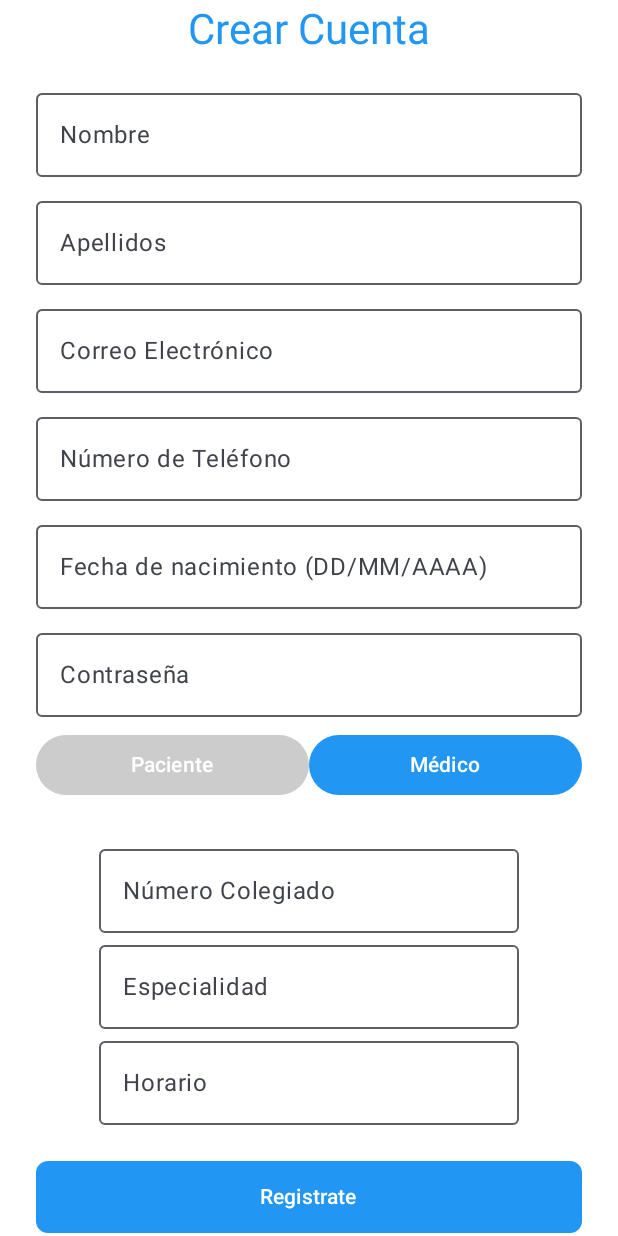
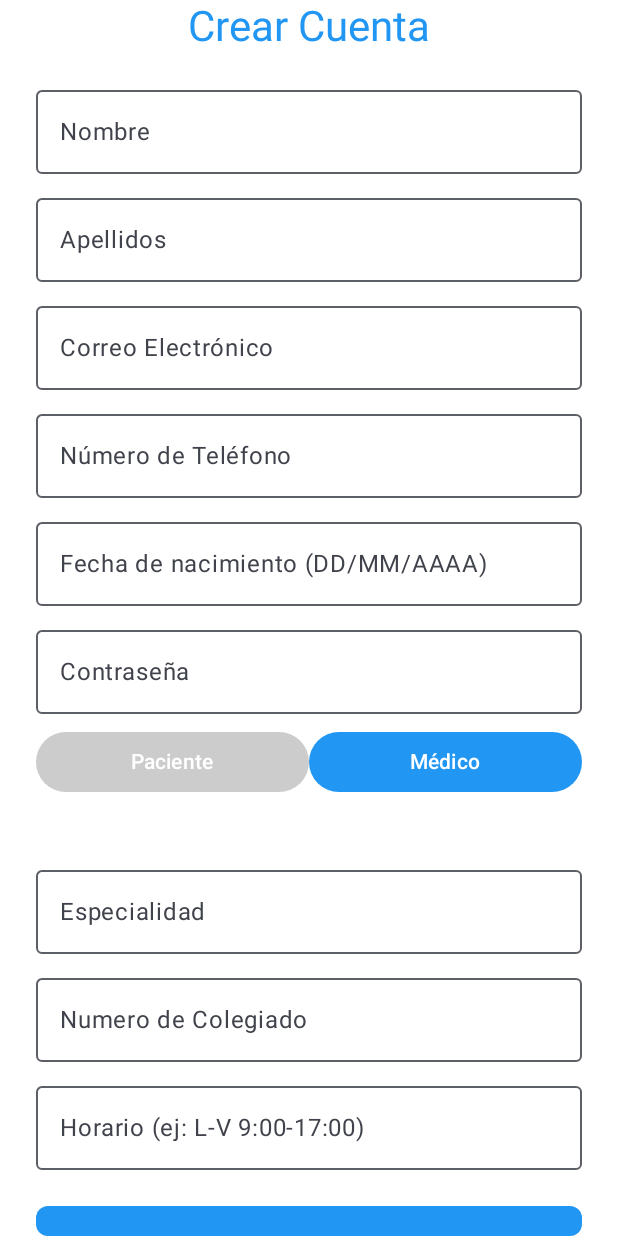
Before and after one commit to acolalc878-tech/TFG---Desarrollo-de-Aplicaciones-Multiplataforma---HealthPoint---Alejandro-Colchero, an Android app built with Jetpack Compose: the composable RegistrerScreen shown on its own in the app's theme, after a tap on "Médico", on a phone screen of 412 x 824 dp. Run offline under Robolectric (Android 15) with nearby library versions, the phone set to English and light mode, and no system bars; our stand-ins replace Firebase (no records; nobody signed in at launch, a user with empty details on screens opened directly).

```diff
--- a/app/src/main/java/com/example/healthpoint_tfg_alejandrocolcherodefinitivo/RegistrerScreen.kt
+++ b/app/src/main/java/com/example/healthpoint_tfg_alejandrocolcherodefinitivo/RegistrerScreen.kt
@@ -160,9 +160,31 @@ fun RegistrerScreen(
 
             // Campos específicos para los médicos
             if (role == "Medico") {
-                OutlinedTextField(value = numColegiado, onValueChange = { numColegiado = it }, label = { Text("Número Colegiado") })
-                OutlinedTextField(value = especialidad, onValueChange = { especialidad = it }, label = { Text("Especialidad") })
-                OutlinedTextField(value = horario, onValueChange = { horario = it }, label = { Text("Horario") })
+
+                Spacer(Modifier.height(16.dp))
+
+                OutlinedTextField(
+                    value = especialidad,
+                    onValueChange = { especialidad = it },
+                    label = { Text("Especialidad") },
+                    modifier = Modifier.fillMaxWidth()
+                )
+
+                Spacer(Modifier.height(8.dp))
+
+                OutlinedTextField(value = numColegiado,
+                    onValueChange = { numColegiado = it },
+                    label = { Text("Numero de Colegiado") },
+                    modifier = Modifier.fillMaxWidth()
+                    )
+
+                Spacer(Modifier.height(8.dp))
+
+                OutlinedTextField(value = horario,
+                    onValueChange = { horario = it },
+                    label = { Text("Horario (ej: L-V 9:00-17:00)") },
+                    modifier = Modifier.fillMaxWidth()
+                )
             }
 
             Spacer(Modifier.height(24.dp))
@@ -176,7 +198,17 @@ fun RegistrerScreen(
             // Boton para crear la cuenta
             Button(
                 onClick = {
-                    viewModel.registrerUser(
+
+                    // Hacemos una limpieza de los espacios en blanco del email para evitar errores
+                    val limpiarEmail = email.trim()
+
+                    if (limpiarEmail.isBlank() || password.isBlank()) {
+                        errorMessage = "El correo y la contraseña son obligatorios"
+                        return@Button
+                    }
+
+                    viewModel.registerUser(
+                        // Parametros de usuario / paciente
                         nombre = nombre,
                         apellidos = apellidos,
                         email = email,
@@ -184,6 +216,12 @@ fun RegistrerScreen(
                         password = password,
                         role = role,
                         fechaNacimiento = fechaNacimiento,
+
+                        // Parametros de medico
+                        especialidad = especialidad,
+                        numColegiado = numColegiado,
+                        horario = horario,
+
                         onSuccess = { onRegisterSuccess() },
                         onError = { errorMessage = it }
                     )
```
Also changed, not shown: app/src/main/java/com/example/healthpoint_tfg_alejandrocolcherodefinitivo/RegistrerScreenViewModel.kt (+73 -34 lines).
